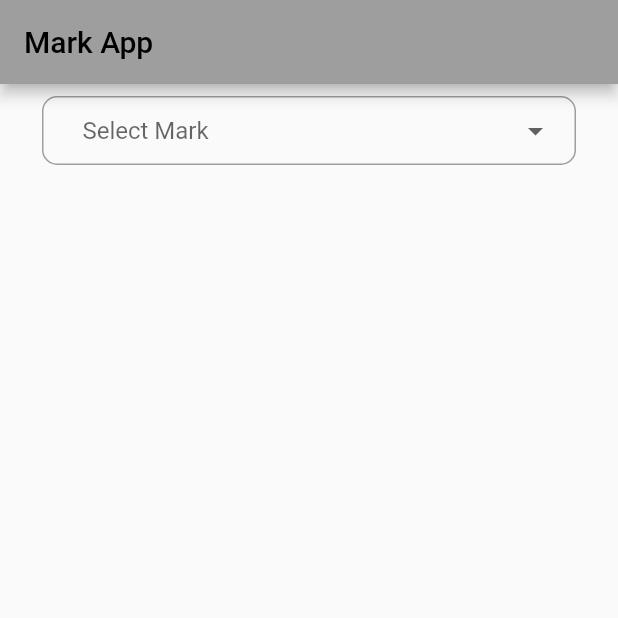
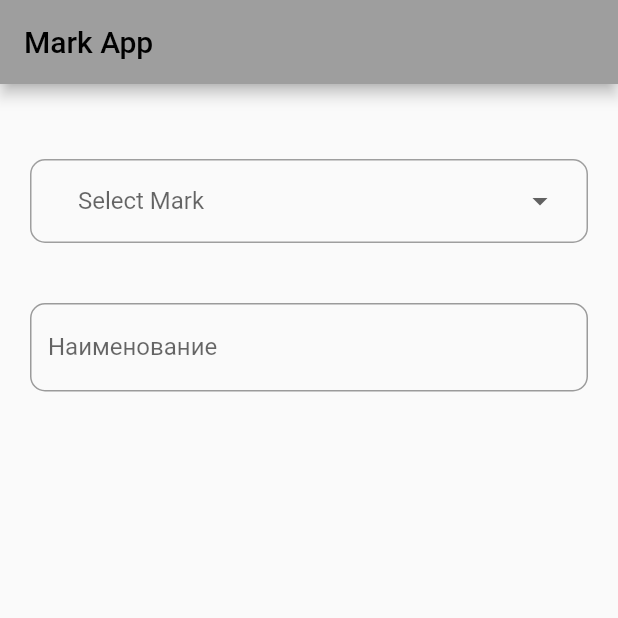
Before and after one commit to infraket/mark_app, a Flutter app: the screen it shows after launch, on a phone screen of 412 x 824 dp, the top half of it. Run offline on Flutter 3.47's test engine with Material 2 defaults, Android fonts, the light colour scheme and no system bars.

Commit message:
add name

```diff
--- a/lib/main.dart
+++ b/lib/main.dart
@@ -41,10 +41,7 @@ class HomePage extends StatefulWidget {
 }
 
 class _HomePageState extends State<HomePage> {
-  // var name = TextEditingController();
-  // var accountNo = TextEditingController();
-  // String _name;
-  // String _accountNo;
+
   String _selected;
   List<Map> _myJson = [
 
@@ -72,37 +69,34 @@ class _HomePageState extends State<HomePage> {
         title: Text('Mark App'),
       ),
       body: Padding(
-        padding: const EdgeInsets.all(8.0),
-        //       child: Container(
-        // child: TextFormField(
-        //   controller: accountNo,
-        //   onChanged: ((String name){
-        //     setState(() {
-        //       _accountNo = name;
-        //       print(_accountNo);
-        //     });
-        //   }),
+        padding: const EdgeInsets.only(top: 50),
+
+
+        // child: Column(
+        //   children: const[
+        //   TextField(
         //   decoration: InputDecoration(
-        //       labelText: "Name",
-        //       labelStyle: TextStyle(
-        //           color: Colors.black
+        //       border: OutlineInputBorder(),
+        //   labelText: 'Наименование',
+        // ),
+        //   ),
+        //       TextField(
+        //         decoration: InputDecoration(
+        //           border: OutlineInputBorder(),
+        //           labelText: 'Наименование',
+        //         ),
         //       ),
-        //       border: OutlineInputBorder(
-        //           borderRadius: BorderRadius.circular(10)),
-        //       focusedBorder: OutlineInputBorder(
-        //           borderRadius: BorderRadius.circular(10))
-        //   ),
-        //   textAlign: TextAlign.center,
-        //   validator: (value) {
-        //     if (value.isEmpty) {
-        //       return 'Please enter Name';
-        //     }
-        //     return null;
-        //   },
+        //   ],
         // ),
 
-        child: Container(
-          padding: EdgeInsets.all(10),
+          child: Wrap (
+
+
+              runSpacing: 30,
+          children: [
+
+          Container(
+          padding: EdgeInsets.all(15),
           margin: const EdgeInsets.only(left: 20.0, right: 20.0),
           decoration: BoxDecoration(
               border: Border.all(width: 1, color: Colors.grey),
@@ -110,6 +104,7 @@ class _HomePageState extends State<HomePage> {
           child: Row(
             mainAxisAlignment: MainAxisAlignment.spaceBetween,
             children: <Widget>[
+
               Expanded(
                 child: DropdownButtonHideUnderline(
                   child: ButtonTheme(
@@ -147,37 +142,29 @@ class _HomePageState extends State<HomePage> {
                 ),
               ),
             ],
-            // ),
+
           ),
         ),
-        // TextFormField(
-        //   controller: accountNo,
-        //   onChanged: ((String name){
-        //     setState(() {
-        //       _accountNo = name;
-        //       print(_accountNo);
-        //     });
-        //   }),
-        //   decoration: InputDecoration(
-        //       labelText: "Name",
-        //       labelStyle: TextStyle(
-        //           color: Colors.black
-        //       ),
-        //       border: OutlineInputBorder(
-        //           borderRadius: BorderRadius.circular(10)),
-        //       focusedBorder: OutlineInputBorder(
-        //           borderRadius: BorderRadius.circular(10))
-        //   ),
-        //   textAlign: TextAlign.center,
-        //   validator: (value) {
-        //     if (value.isEmpty) {
-        //       return 'Please enter Name';
-        //     }
-        //     return null;
-        //   },
-        // ),
+         Container(
+        padding: EdgeInsets.all(10),
+        margin: const EdgeInsets.only(left: 10.0, right: 10.0),
+
+           child: TextField(
+
+          decoration: InputDecoration(
+          border: OutlineInputBorder(
+              borderSide:
+              BorderSide(width: 1, color: Colors.grey),
+              borderRadius: BorderRadius.circular(10.0)
+          ),
+          labelText: 'Наименование',
+        ),
+      ),
 
       ),
+          ],
+          ),
+             ),
     );
   }
 }
```
